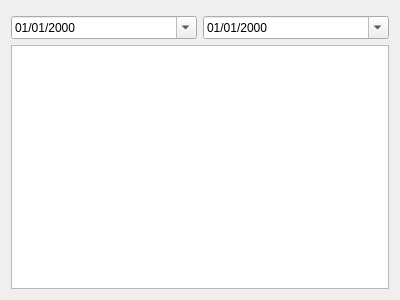
This is res/ui/transactions_tab.ui in duniter/sakia as Qt 5 draws it before an edit. The edited form follows.
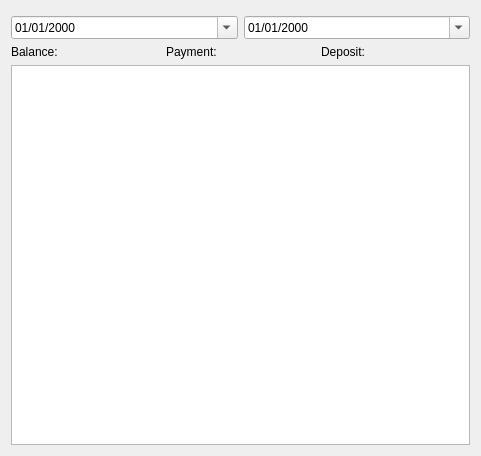
This is the edited form.

Commit message: Display balance and total payment and total deposit in transactions tab

The edit to the form file:
```diff
--- a/res/ui/transactions_tab.ui
+++ b/res/ui/transactions_tab.ui
@@ -6,8 +6,8 @@
    <rect>
     <x>0</x>
     <y>0</y>
-    <width>400</width>
-    <height>300</height>
+    <width>481</width>
+    <height>456</height>
    </rect>
   </property>
   <property name="windowTitle">
@@ -43,6 +43,31 @@
        </item>
       </layout>
      </item>
+     <item>
+      <layout class="QHBoxLayout" name="horizontalLayout">
+       <item>
+        <widget class="QLabel" name="label_balance">
+         <property name="text">
+          <string>Balance:</string>
+         </property>
+        </widget>
+       </item>
+       <item>
+        <widget class="QLabel" name="label_payment">
+         <property name="text">
+          <string>Payment:</string>
+         </property>
+        </widget>
+       </item>
+       <item>
+        <widget class="QLabel" name="label_deposit">
+         <property name="text">
+          <string>Deposit:</string>
+         </property>
+        </widget>
+       </item>
+      </layout>
+     </item>
      <item>
       <widget class="QTableView" name="table_history">
        <property name="contextMenuPolicy">
```
The commit also changes 5 other files.
